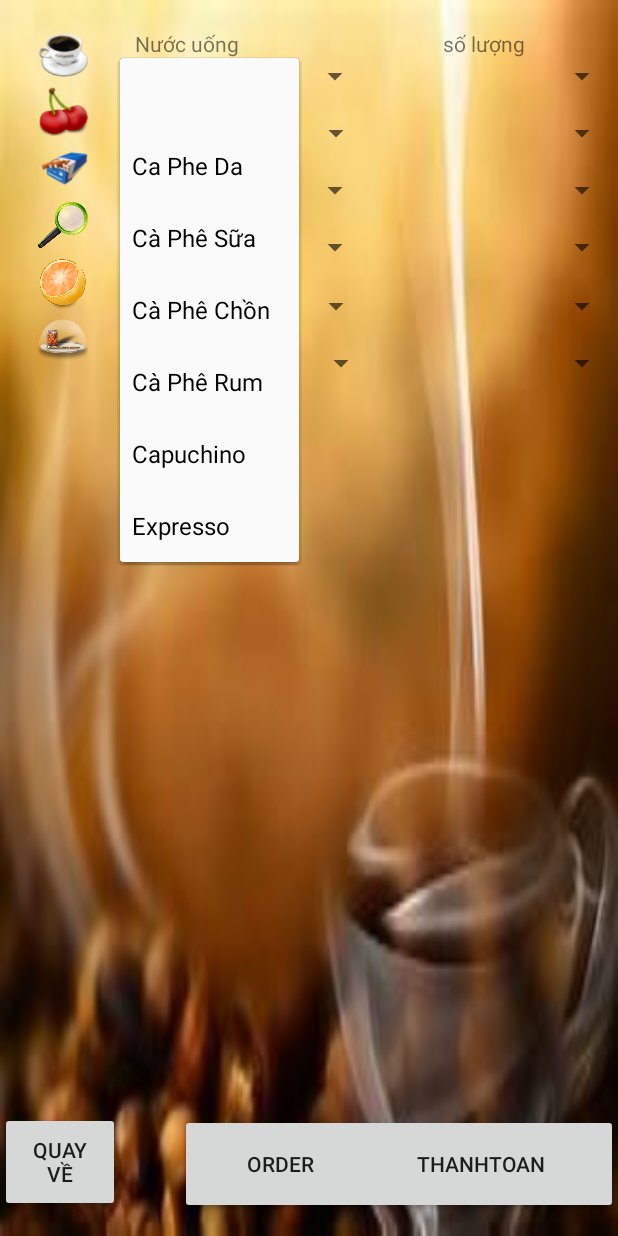
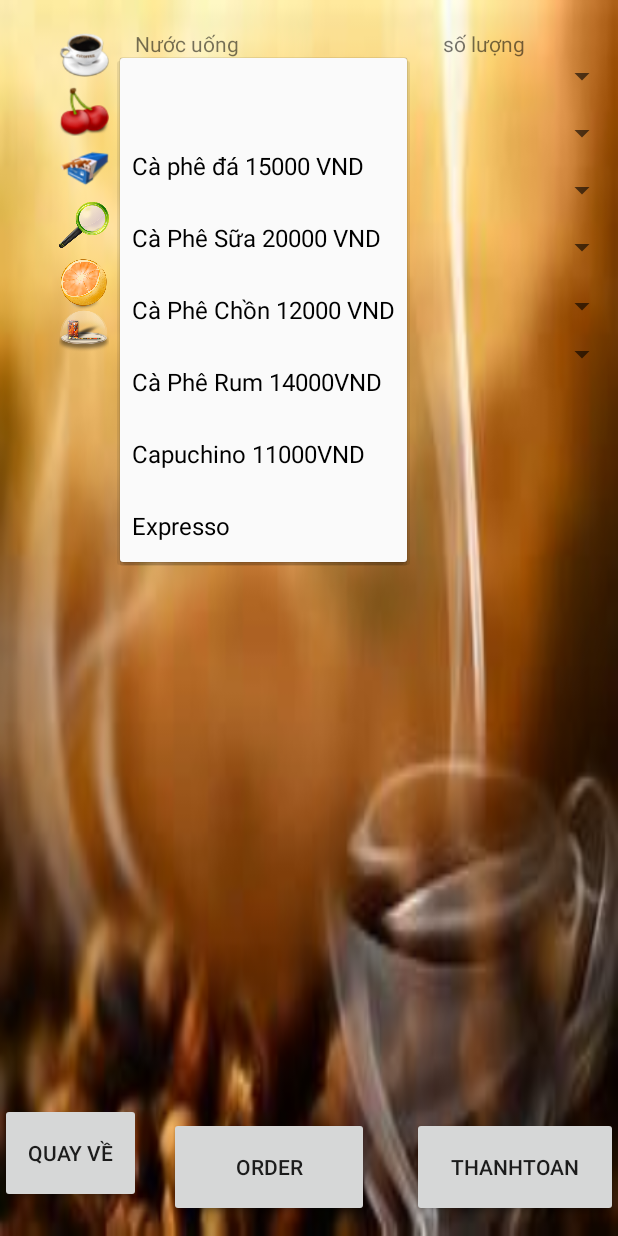
Before and after one commit to vodinhlong151020/DoAnDiDong, an Android app: the ChonThucUong screen opened directly, with no data from a screen before it, after a tap on an icon or button, on a phone screen of 412 x 824 dp. Run offline under Robolectric (Android 15) with nearby library versions, the phone set to English and light mode, and no system bars; 24 statements that could not run were skipped.

Commit message:
liên kết các chức năng(phân quyền,qlnv,thanhtoan)
Signed-off-by: THINH <thinhnguyen.npt0101@gmail.com>

```diff
--- a/app/src/main/AndroidManifest.xml
+++ b/app/src/main/AndroidManifest.xml
@@ -22,6 +22,10 @@
         <activity android:name="Tang1"></activity>
         <activity android:name="Tang2"></activity>
         <activity android:name="ChonThucUong"></activity>
+        <activity android:name="Quanlinhansu"></activity>
+        <activity android:name="ThanhToan"></activity>
+
+
 
     </application>
 
--- a/app/src/main/java/com/example/doandidong/ChonThucUong.java
+++ b/app/src/main/java/com/example/doandidong/ChonThucUong.java
@@ -5,6 +5,7 @@ import java.io.FileNotFoundException;
 import java.io.FileOutputStream;
 import java.io.IOException;
 import java.util.Calendar;
+import java.util.Collections;
 
 import android.annotation.SuppressLint;
 import android.app.Activity;
@@ -38,11 +39,12 @@ public class ChonThucUong extends Activity implements OnItemSelectedListener {
 
     // Biến tạo và nhập cơ sở dữ liệu
     TextView textView;
+    ListView listView;
     Boolean flag;
     Boolean c;
 
     TextView txtchonthucuong;
-
+    String thoigian;
     Spinner spnlistcoffee;
     Spinner spnsoluongcoffee;
 
@@ -62,12 +64,19 @@ public class ChonThucUong extends Activity implements OnItemSelectedListener {
     Spinner spnlistsoluongnuocngot;
 
     Button btnquayvetang1;
+    Button btnthanhtoan;
     Button btnorder;
+    String ndordercafe;
+    String ndordernuocep;
+    String ndordersinhto;
+    String ndorderthuoc;
+    String ndorderkhac;
+    String ndordernuocngot;
 
-    String[] caphe = {"", "Ca Phe Da", "Cà Phê Sữa", "Cà Phê Chồn", "Cà Phê Rum", "Capuchino", "Expresso"};
+    String[] caphe = {"", "Cà phê đá 15000 VND", "Cà Phê Sữa 20000 VND", "Cà Phê Chồn 12000 VND", "Cà Phê Rum 14000VND", "Capuchino 11000VND", "Expresso"};
     String[] soluongcaphe = {"", "1", "2", "3", "4", "5", "6", "7"};
 
-    String[] sinhto = {"", "Sinh To Ot", "Sinh Tố Tỏi", "Sinh Tố Hành", "Sinh Tố Pơ", "Sinh Tố Dừa", "Sinh Tố Mãng Cầu"};
+    String[] sinhto = {"", "Sinh To Ot 20000 VND", "Sinh Tố Tỏi 25000 VND", "Sinh Tố Hành 22000 VND", "Sinh Tố Pơ 23000 VND", "Sinh Tố Dừa 18000 VND", "Sinh Tố Mãng Cầu 26000k VND"};
     String[] soluongsinhto = {"", "1", "2", "3", "4", "5", "6", "7"};
 
     String[] thuoc = {"", "555", "Marboro", "Caraven", "JET"};
@@ -103,6 +112,7 @@ public class ChonThucUong extends Activity implements OnItemSelectedListener {
     String sodienthoai = "15555215556";
     String noidungorder;
 
+
     String soban1;
 
     String ban1;
@@ -137,6 +147,7 @@ public class ChonThucUong extends Activity implements OnItemSelectedListener {
     Boolean tl = false;
     Boolean ne = false;
     Boolean nn = false;
+    Button btnThanhtoan;
 
     @SuppressLint("WrongConstant")
     @Override
@@ -145,12 +156,23 @@ public class ChonThucUong extends Activity implements OnItemSelectedListener {
         super.onCreate(savedInstanceState);
         setContentView(R.layout.chonthucuong);
 
+        listView = (ListView) findViewById(R.id.listHoadon) ;
 
         txtchonthucuong = (TextView) findViewById(R.id.txtchonthucuong);
         txtchonthucuong.setTextColor(Color.RED);
 
         spnlistcoffee = (Spinner) findViewById(R.id.spnlistcoffee);
         spnlistsinhto = (Spinner) findViewById(R.id.spnlistsinhto);
+
+        btnThanhtoan = (Button) findViewById(R.id.btnthanhtoan);
+        btnThanhtoan.setOnClickListener(new View.OnClickListener() {
+            @Override
+            public void onClick(View v) {
+                Intent thanhToan = new Intent(ChonThucUong.this, ThanhToan.class);
+                startActivity(thanhToan);
+            }
+        });
+
 
         btnorder = (Button) findViewById(R.id.btnorder);
         btnorder.setText("ORDER");
@@ -446,7 +468,6 @@ public class ChonThucUong extends Activity implements OnItemSelectedListener {
                     Toast.makeText(getApplicationContext(), ordersoluongcaphe + " " + ordercaphe, Toast.LENGTH_SHORT)
                             .show();
                     cf = true;
-
                 }
 
                 break;
@@ -508,10 +529,24 @@ public class ChonThucUong extends Activity implements OnItemSelectedListener {
 
         }
 
+        Calendar cal = Calendar.getInstance();
+        int intday = cal.get(Calendar.DAY_OF_MONTH);
+        int intmounth = cal.get(Calendar.MONTH) + 1;
+        int intyear = cal.get(Calendar.YEAR);
+        int intgio = cal.get(Calendar.HOUR_OF_DAY);
+        int intphut = cal.get(Calendar.MINUTE);
 
-          noidungorder = "\n" + ordercaphe + " " + ordersoluongcaphe + "\n" + ordersinhto + " " + ordersoluongsinhto
+        String thoigian = String.valueOf(intgio) + ":" + String.valueOf(intphut);
+        String ngaythang = String.valueOf(intday) + "/" + String.valueOf(intmounth);
+        ContentValues chen = new ContentValues();
+        chen.put("Ngay", ngaythang);
+        chen.put("Gio", thoigian);
+
+
+          noidungorder = "\n" + chen + "\n" + ordercaphe + " " + ordersoluongcaphe + "\n" + ordersinhto + " " + ordersoluongsinhto
                 + "\n" + orderkhac + " " + ordersoluongkhac + "\n" + orderthuoc + " " + ordersoluongthuoc + "\n"
-                + ordernuocep + " " + ordersoluongnuocep + "\n" + ordernuocngot + " " + ordersoluongnuocngot;
+               + ordernuocep + " " + ordersoluongnuocep + "\n" + ordernuocngot + " " + ordersoluongnuocngot;
+
 
 
         Intent nhandulieuban = getIntent();
@@ -722,21 +757,10 @@ public class ChonThucUong extends Activity implements OnItemSelectedListener {
     }
 
      public long insert(String table, String sb, String nd, String sl) {
-        Calendar cal = Calendar.getInstance();
-        int intday = cal.get(Calendar.DAY_OF_MONTH);
-        int intmounth = cal.get(Calendar.MONTH) + 1;
-        int intyear = cal.get(Calendar.YEAR);
-        int intgio = cal.get(Calendar.HOUR_OF_DAY);
-        int intphut = cal.get(Calendar.MINUTE);
 
-        String thoigian = String.valueOf(intgio) + ":" + String.valueOf(intphut);
-        String ngaythang = String.valueOf(intday) + "/" + String.valueOf(intmounth);
-        ContentValues chen = new ContentValues();
-        chen.put("Ngay", ngaythang);
-        chen.put("Gio", thoigian);
-        textView = (TextView) findViewById(R.id.listHoadon);
-        textView.setText("\n\n\n Hoa Don Thanh Toan"+ "\n "+ chen +"\n"+ noidungorder);
-        Toast.makeText(this," "+ chen + " " + noidungorder, Toast.LENGTH_SHORT).show();
+        ArrayAdapter<String> addnoidung = new ArrayAdapter<String>(this, android.R.layout.simple_list_item_1,
+                 Collections.singletonList(noidungorder));
+       listView.setAdapter(addnoidung);
         return 0;
     }
 
--- a/app/src/main/res/layout/chonthucuong.xml
+++ b/app/src/main/res/layout/chonthucuong.xml
@@ -65,15 +65,7 @@
         android:layout_alignParentRight="true"
         android:entries="@array/listsoluongsinhto" />
 
-    <Button
-        android:id="@+id/btnquayvetang1"
-        style="?android:attr/buttonStyleSmall"
-        android:layout_width="200px"
-        android:layout_height="100px"
-        android:layout_alignParentBottom="true"
-        android:layout_marginBottom="16dp"
-        android:layout_toLeftOf="@+id/spnlistsinhto"
-        android:text="Quay Về" />
+
 
     <Spinner
         android:id="@+id/spnsoluongcoffee"
@@ -198,9 +190,9 @@
         android:layout_height="wrap_content"
         android:layout_below="@+id/spnlistnuocep"
         android:layout_alignLeft="@+id/spnlistnuocep"
-        android:layout_marginTop="14dp"
+        android:layout_marginLeft="-3dp"
+        android:layout_marginTop="8dp"
         android:entries="@array/listnuocngot" />
-
 
     <Spinner
         android:id="@+id/spnlistsoluongnuocngot"
@@ -211,15 +203,14 @@
         android:layout_alignParentRight="true"
         android:entries="@array/listsoluongnuocngot"/>
 
-    <TextView
+    <ListView
+        android:id="@+id/listHoadon"
+        android:layout_width="match_parent"
+        android:layout_height="344dp"
         android:layout_alignTop="@id/spnlistnuocngot"
-        android:layout_alignBaseline="@+id/spnlistnuocngot"
-        android:layout_width="match_parent"
-        android:layout_height="match_parent"
-        android:layout_marginLeft="40dp"
-        android:id="@+id/listHoadon"
-        android:textColor="@color/colorAccent"
-        tools:ignore="DuplicateIds"></TextView>
+        android:layout_marginTop="47dp"
+        android:outlineAmbientShadowColor="@color/colorAccent"
+        tools:ignore="DuplicateIds"></ListView>
 
     <ImageView
         android:id="@+id/imageView1"
@@ -232,26 +223,39 @@
         tools:ignore="DuplicateIds" />
 
     <Button
+        android:id="@+id/btnquayvetang1"
+        style="?android:attr/buttonStyleSmall"
+        android:layout_width="200px"
+        android:layout_height="100px"
+        android:layout_alignParentBottom="true"
+        android:layout_marginRight="-14dp"
+        android:layout_marginBottom="22dp"
+        android:layout_toLeftOf="@+id/spnlistsinhto"
+        android:text="Quay Về" />
+
+    <Button
         android:id="@+id/btnorder"
         style="?android:attr/buttonStyleSmall"
         android:layout_width="200px"
         android:layout_height="100px"
-        android:layout_marginLeft="40dp"
         android:layout_alignBaseline="@+id/btnquayvetang1"
+        android:layout_alignLeft="@+id/spnlistnuocngot"
         android:layout_alignBottom="@+id/btnquayvetang1"
-        android:layout_alignLeft="@+id/spnlistnuocngot"
+        android:layout_marginLeft="36dp"
+        android:layout_marginBottom="-691dp"
         android:text="ORDER" />
+
     <Button
-        android:id="@+id/bththanhtoan"
+        android:id="@+id/btnthanhtoan"
+        style="?android:attr/buttonStyleSmall"
         android:layout_width="300px"
         android:layout_height="100px"
-        style="?android:attr/buttonStyleSmall"
         android:layout_alignBaseline="@+id/btnquayvetang1"
+        android:layout_alignLeft="@+id/spnlistnuocngot"
         android:layout_alignBottom="@+id/btnquayvetang1"
-        android:layout_alignLeft="@+id/spnlistnuocngot"
-        android:layout_marginLeft="150dp"
-        android:text="ThanhToan"
-        />
+        android:layout_marginLeft="198dp"
+        android:layout_marginBottom="4dp"
+        android:text="ThanhToan" />
 
 
 </RelativeLayout>
```
Also changed, not shown: app/src/main/java/com/example/doandidong/Quanlinhansu.java (added, +20 -0 lines), app/src/main/java/com/example/doandidong/ThanhToan.java (added, +33 -0 lines), app/src/main/java/com/example/doandidong/dangnhapthanhcong.java (+12 -10 lines), app/src/main/res/layout/quanlinhansu.xml (added, +10 -0 lines), app/src/main/res/layout/thanh_toan_layout.xml (added, +158 -0 lines), app/src/main/res/values/strings.xml (+11 -0 lines).
